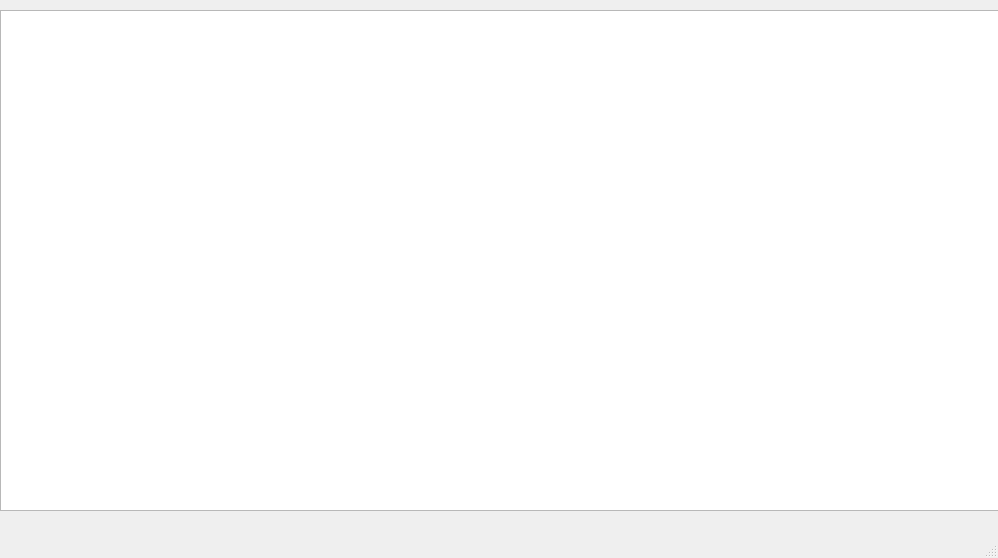
The window that UI.ui (123name123/coffee_task) describes before a commit, drawn with Qt 5.
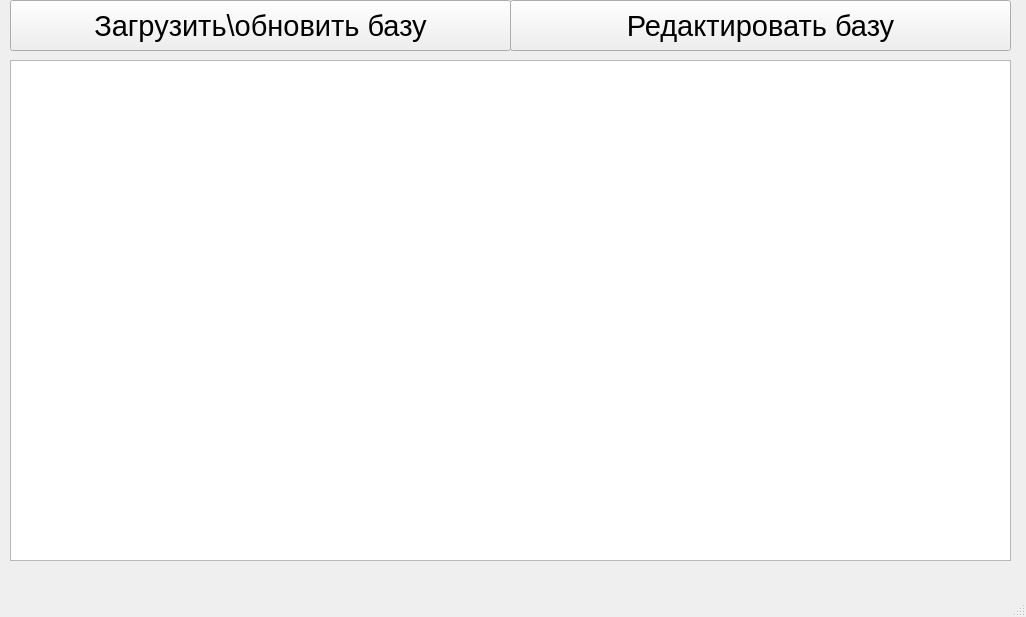
The same window after the commit.

```diff
--- a/UI.ui
+++ b/UI.ui
@@ -6,8 +6,8 @@
    <rect>
     <x>0</x>
     <y>0</y>
-    <width>998</width>
-    <height>558</height>
+    <width>1026</width>
+    <height>617</height>
    </rect>
   </property>
   <property name="windowTitle">
@@ -17,13 +17,49 @@
    <widget class="QTableWidget" name="table">
     <property name="geometry">
      <rect>
-      <x>0</x>
-      <y>10</y>
+      <x>10</x>
+      <y>60</y>
       <width>1001</width>
       <height>501</height>
      </rect>
     </property>
    </widget>
+   <widget class="QPushButton" name="load">
+    <property name="geometry">
+     <rect>
+      <x>10</x>
+      <y>0</y>
+      <width>501</width>
+      <height>51</height>
+     </rect>
+    </property>
+    <property name="font">
+     <font>
+      <pointsize>22</pointsize>
+     </font>
+    </property>
+    <property name="text">
+     <string>Загрузить\обновить базу</string>
+    </property>
+   </widget>
+   <widget class="QPushButton" name="red">
+    <property name="geometry">
+     <rect>
+      <x>510</x>
+      <y>0</y>
+      <width>501</width>
+      <height>51</height>
+     </rect>
+    </property>
+    <property name="font">
+     <font>
+      <pointsize>22</pointsize>
+     </font>
+    </property>
+    <property name="text">
+     <string>Редактировать базу</string>
+    </property>
+   </widget>
   </widget>
   <widget class="QMenuBar" name="menubar">
    <property name="geometry">
```
Left out of the diff: 2 changed lines with no effect on the pictures.
